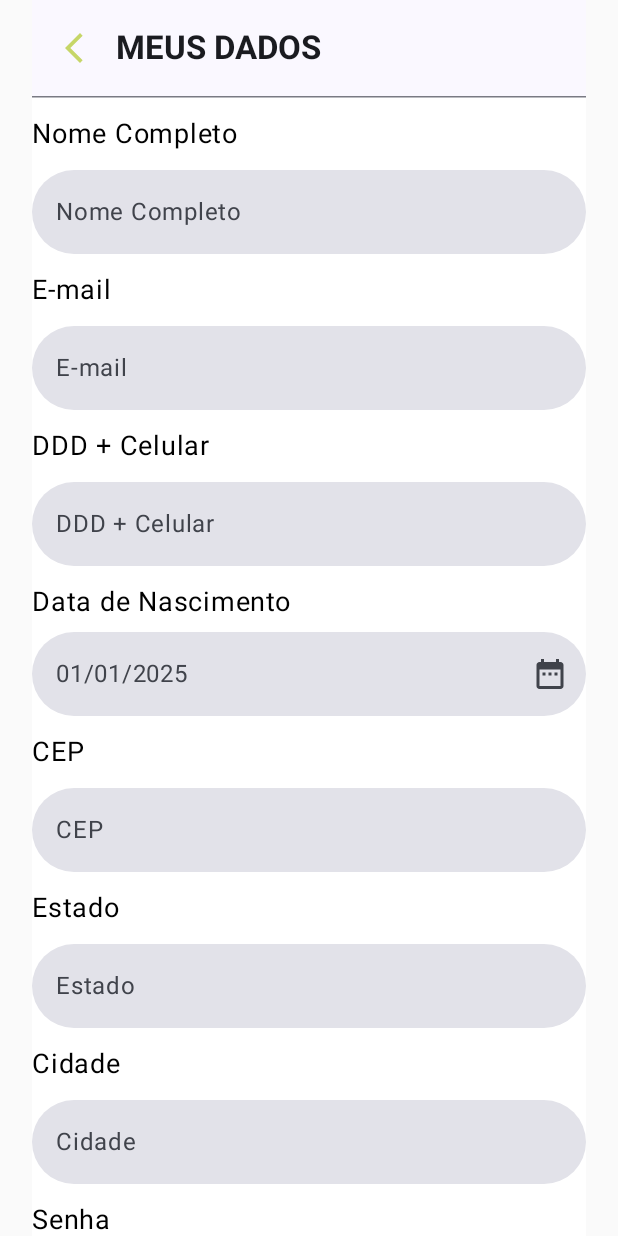
After one commit to adoteme-project/adoteme-app, an Android app built with Jetpack Compose: the PerfilDadosScreen screen opened through its navigation route, on a phone screen of 412 x 824 dp. The commit adds this screen. Run offline under Robolectric (Android 15) with nearby library versions, the light colour scheme and no system bars.

Commit message:
Tela de dados do perfil

```diff
--- a/app/src/main/java/com/example/adoteme_app/MainComponent.kt
+++ b/app/src/main/java/com/example/adoteme_app/MainComponent.kt
@@ -10,6 +10,8 @@ import com.example.adoteme_app.home.presentation.utils.components.HomeSectionWra
 import com.example.adoteme_app.login.presentation.login_screen.LoginScreen
 import com.example.adoteme_app.navigation.presentation.utils.InternalRoutes
 import com.example.adoteme_app.navigation.presentation.utils.RootRoutes
+import com.example.adoteme_app.perfil.presentation.perfilDados_screen.PerfilDadosScreen
+import com.example.adoteme_app.perfil.presentation.perfilForm_screen.PerfilFormScreen
 import com.example.adoteme_app.perfil.presentation.perfil_screen.ProfileScreen
 import com.example.adoteme_app.pets.presentation.pet_info_screen.PetInfoScreen
 
@@ -47,6 +49,7 @@ fun MainApp() {
         }
 
         composable(InternalRoutes.PetsInfo.route) { PetInfoScreen(onBack = {navController.popBackStack()})  }
-        composable(InternalRoutes.Profile.route) { ProfileScreen() }
+        composable(InternalRoutes.ProfileData.route) { PerfilDadosScreen(onBack = {navController.popBackStack()}) }
+        composable(InternalRoutes.ProfileForm.route) { PerfilFormScreen(onBack = {navController.popBackStack()}) }
     }
 }
--- a/app/src/main/java/com/example/adoteme_app/home/presentation/utils/components/HomeSection.kt
+++ b/app/src/main/java/com/example/adoteme_app/home/presentation/utils/components/HomeSection.kt
@@ -54,7 +54,7 @@ fun HomeSectionWrapper(
                 ) {
                     composable(InternalRoutes.Home.route) { HomeScreen() }
                     composable(InternalRoutes.Pets.route) { PetsScreen() }
-                    composable(InternalRoutes.Profile.route) { ProfileScreen() }
+                    composable(InternalRoutes.Profile.route) { ProfileScreen(mainNavController) }
                 }
             }
         }
--- a/app/src/main/java/com/example/adoteme_app/navigation/presentation/utils/InternalRoutes.kt
+++ b/app/src/main/java/com/example/adoteme_app/navigation/presentation/utils/InternalRoutes.kt
@@ -7,4 +7,7 @@ sealed class InternalRoutes(val route: String) {
     data object Favoritos: InternalRoutes("favoritos")
     data object PetsInfo: InternalRoutes("petInfo")
     data object Profile: InternalRoutes("profile")
+    data object ProfileData: InternalRoutes("profileData")
+    data object ProfileForm: InternalRoutes("profileForm")
+    data object ProfileAplicacoes: InternalRoutes("profileAplicacoes")
 }
--- /dev/null
+++ b/app/src/main/java/com/example/adoteme_app/perfil/presentation/perfilDados_screen/PerfilDadosScreen.kt
@@ -0,0 +1,110 @@
+package com.example.adoteme_app.perfil.presentation.perfilDados_screen
+
+import androidx.compose.foundation.layout.Arrangement
+import androidx.compose.foundation.layout.Column
+import androidx.compose.foundation.layout.fillMaxWidth
+import androidx.compose.foundation.layout.padding
+import androidx.compose.foundation.lazy.LazyColumn
+import androidx.compose.foundation.shape.RoundedCornerShape
+import androidx.compose.material.Scaffold
+import androidx.compose.material.icons.Icons
+import androidx.compose.material.icons.filled.ArrowBackIosNew
+import androidx.compose.material3.Button
+import androidx.compose.material3.ButtonColors
+import androidx.compose.material3.ExperimentalMaterial3Api
+import androidx.compose.material3.HorizontalDivider
+import androidx.compose.material3.Icon
+import androidx.compose.material3.IconButton
+import androidx.compose.material3.Text
+import androidx.compose.material3.TextField
+import androidx.compose.material3.TextFieldDefaults
+import androidx.compose.material3.TopAppBar
+import androidx.compose.runtime.Composable
+import androidx.compose.runtime.getValue
+import androidx.compose.runtime.mutableStateOf
+import androidx.compose.runtime.remember
+import androidx.compose.runtime.setValue
+import androidx.compose.ui.Modifier
+import androidx.compose.ui.graphics.Color
+import androidx.compose.ui.text.font.FontWeight
+import androidx.compose.ui.text.input.KeyboardType
+import androidx.compose.ui.unit.dp
+import androidx.compose.ui.unit.sp
+import com.example.adoteme_app.perfil.presentation.utils.components.DatePickerFieldToModal
+import com.example.adoteme_app.perfil.presentation.utils.components.InputForm
+
+@OptIn(ExperimentalMaterial3Api::class)
+@Composable
+fun PerfilDadosScreen(onBack: () -> Unit) {
+    var fieldNome by remember { mutableStateOf("") }
+    var fieldEmail by remember { mutableStateOf("") }
+    var fieldCelular by remember { mutableStateOf("") }
+    var fieldDataNascimento by remember { mutableStateOf("") }
+    var fieldCep by remember { mutableStateOf("") }
+    var fieldEstado by remember { mutableStateOf("") }
+    var fieldCidade by remember { mutableStateOf("") }
+    var fieldSenha by remember { mutableStateOf("") }
+
+    val actionColor = Color(red = 255, green = 166, blue = 7)
+
+    Scaffold(
+        topBar = {
+            TopAppBar (
+                title = { Text("MEUS DADOS", fontWeight = FontWeight.Bold) },
+                navigationIcon = {
+                    IconButton(
+                        onClick = onBack
+                    ) {
+                        Icon(
+                            imageVector = Icons.Filled.ArrowBackIosNew,
+                            contentDescription = "Voltar",
+                            tint = Color(
+                                red = 198,
+                                green = 214,
+                                blue = 104
+                            )
+                        )
+                    }
+                },
+            )
+        },
+        modifier = Modifier.padding(horizontal = 21.dp)
+    ) { innerPadding ->
+        LazyColumn (
+            modifier = Modifier.padding(innerPadding),
+            verticalArrangement = Arrangement.spacedBy(12.dp)
+        ) {
+            item {
+                HorizontalDivider()
+            }
+            item {InputForm(fieldNome, "Nome Completo", KeyboardType.Text)}
+            item {InputForm(fieldEmail, "E-mail", KeyboardType.Email)}
+            item {InputForm(fieldCelular, "DDD + Celular", KeyboardType.Phone)}
+            item {DatePickerFieldToModal(label = "Data de Nascimento")}
+            item {InputForm(fieldCep, "CEP", KeyboardType.Text)}
+            item {InputForm(fieldEstado, "Estado", KeyboardType.Text)}
+            item {InputForm(fieldCidade, "Cidade", KeyboardType.Text)}
+            item {InputForm(fieldSenha, "Senha", KeyboardType.Password)}
+            item {
+                Button(
+                    colors = ButtonColors(
+                        containerColor = actionColor,
+                        contentColor = Color.White,
+                        disabledContentColor = Color.Transparent,
+                        disabledContainerColor = Color.LightGray
+                    ),
+                    modifier = Modifier.fillMaxWidth( ),
+                    onClick = { }
+                ) {
+                    Text(
+                        text = "Alterar Dados",
+                        fontSize = 18.sp,
+                        fontWeight = FontWeight.SemiBold,
+                        color = Color.White
+                    )
+                }
+            }
+
+        }
+    }
+}
--- /dev/null
+++ b/app/src/main/java/com/example/adoteme_app/perfil/presentation/utils/components/DatePicker.kt
@@ -0,0 +1,111 @@
+package com.example.adoteme_app.perfil.presentation.utils.components
+
+import androidx.compose.foundation.gestures.awaitEachGesture
+import androidx.compose.foundation.gestures.awaitFirstDown
+import androidx.compose.foundation.gestures.waitForUpOrCancellation
+import androidx.compose.foundation.layout.Arrangement
+import androidx.compose.foundation.layout.Column
+import androidx.compose.foundation.layout.fillMaxWidth
+import androidx.compose.foundation.shape.RoundedCornerShape
+import androidx.compose.material.icons.Icons
+import androidx.compose.material.icons.filled.DateRange
+import androidx.compose.material3.DatePicker
+import androidx.compose.material3.DatePickerDialog
+import androidx.compose.material3.ExperimentalMaterial3Api
+import androidx.compose.material3.Icon
+import androidx.compose.material3.Text
+import androidx.compose.material3.TextButton
+import androidx.compose.material3.TextField
+import androidx.compose.material3.TextFieldDefaults
+import androidx.compose.material3.rememberDatePickerState
+import androidx.compose.runtime.Composable
+import androidx.compose.runtime.getValue
+import androidx.compose.runtime.mutableStateOf
+import androidx.compose.runtime.remember
+import androidx.compose.runtime.setValue
+import androidx.compose.ui.Modifier
+import androidx.compose.ui.graphics.Color
+import androidx.compose.ui.input.pointer.PointerEventPass
+import androidx.compose.ui.input.pointer.pointerInput
+import androidx.compose.ui.text.font.FontWeight
+import androidx.compose.ui.unit.dp
+import androidx.compose.ui.unit.sp
+import java.text.SimpleDateFormat
+import java.util.Date
+import java.util.Locale
+
+@Composable
+fun DatePickerFieldToModal(modifier: Modifier = Modifier, label: String) {
+    var selectedDate by remember { mutableStateOf<Long?>(null) }
+    var showModal by remember { mutableStateOf(false) }
+
+    Column(
+        verticalArrangement = Arrangement.spacedBy(8.dp)
+    ) {
+        Text(text = label, fontSize = 18.sp )
+        TextField (
+            value = selectedDate?.let { convertMillisToDate(it) } ?: "",
+            onValueChange = { },
+            placeholder = { Text("01/01/2025") },
+            trailingIcon = {
+                Icon(Icons.Default.DateRange, contentDescription = "Select date")
+            },
+            modifier = modifier
+                .fillMaxWidth()
+                .pointerInput(selectedDate) {
+                    awaitEachGesture {
+                        awaitFirstDown(pass = PointerEventPass.Initial)
+                        val upEvent = waitForUpOrCancellation(pass = PointerEventPass.Initial)
+                        if (upEvent != null) {
+                            showModal = true
+                        }
+                    }
+                },
+            shape = RoundedCornerShape(32.dp),
+            colors = TextFieldDefaults.colors(
+                focusedIndicatorColor = Color.Transparent,
+                unfocusedIndicatorColor = Color.Transparent
+            ),
+        )
+    }
+
+    if (showModal) {
+        DatePickerModal (
+            onDateSelected = { selectedDate = it },
+            onDismiss = { showModal = false }
+        )
+    }
+}
+
+@OptIn(ExperimentalMaterial3Api::class)
+@Composable
+fun DatePickerModal(
+    onDateSelected: (Long?) -> Unit,
+    onDismiss: () -> Unit
+) {
+    val datePickerState = rememberDatePickerState()
+
+    DatePickerDialog(
+        onDismissRequest = onDismiss,
+        confirmButton = {
+            TextButton(onClick = {
+                onDateSelected(datePickerState.selectedDateMillis)
+                onDismiss()
+            }) {
+                Text("OK")
+            }
+        },
+        dismissButton = {
+            TextButton(onClick = onDismiss) {
+                Text("Cancel")
+            }
+        }
+    ) {
+        DatePicker(state = datePickerState)
+    }
+}
+
+fun convertMillisToDate(millis: Long): String {
+    val formatter = SimpleDateFormat("MM/dd/yyyy", Locale.getDefault())
+    return formatter.format(Date(millis))
+}
--- /dev/null
+++ b/app/src/main/java/com/example/adoteme_app/perfil/presentation/utils/components/InputForm.kt
@@ -0,0 +1,42 @@
+package com.example.adoteme_app.perfil.presentation.utils.components
+
+import androidx.compose.foundation.layout.Arrangement
+import androidx.compose.foundation.layout.Column
+import androidx.compose.foundation.layout.fillMaxWidth
+import androidx.compose.foundation.layout.padding
+import androidx.compose.foundation.shape.RoundedCornerShape
+import androidx.compose.foundation.text.KeyboardActions
+import androidx.compose.foundation.text.KeyboardOptions
+import androidx.compose.material3.Text
+import androidx.compose.material3.TextField
+import androidx.compose.material3.TextFieldDefaults
+import androidx.compose.runtime.Composable
+import androidx.compose.ui.Modifier
+import androidx.compose.ui.graphics.Color
+import androidx.compose.ui.text.font.FontWeight
+import androidx.compose.ui.text.input.KeyboardType
+import androidx.compose.ui.unit.dp
+import androidx.compose.ui.unit.sp
+
+@Composable
+fun InputForm(value: String, label: String, inputType: KeyboardType) {
+    Column(
+        verticalArrangement = Arrangement.spacedBy(12.dp)
+    ) {
+        Text(text = label, fontSize = 18.sp)
+        TextField(
+            value = value,
+            onValueChange = {},
+            placeholder = {Text(label)},
+            modifier = Modifier
+                .fillMaxWidth(),
+            shape = RoundedCornerShape(32.dp),
+            colors = TextFieldDefaults.colors(
+                focusedIndicatorColor = Color.Transparent,
+                unfocusedIndicatorColor = Color.Transparent
+            ),
+            keyboardOptions = KeyboardOptions(keyboardType = inputType)
+        )
+    }
+
+}
```
Also changed, not shown: app/src/main/java/com/example/adoteme_app/perfil/presentation/perfilForm_screen/PerfilFormScreen.kt (added, +41 -0 lines), app/src/main/java/com/example/adoteme_app/perfil/presentation/perfil_screen/ProfileScreen.kt (+18 -4 lines), app/src/main/java/com/example/adoteme_app/perfil/presentation/utils/components/ListItemOption.kt (+9 -3 lines).
